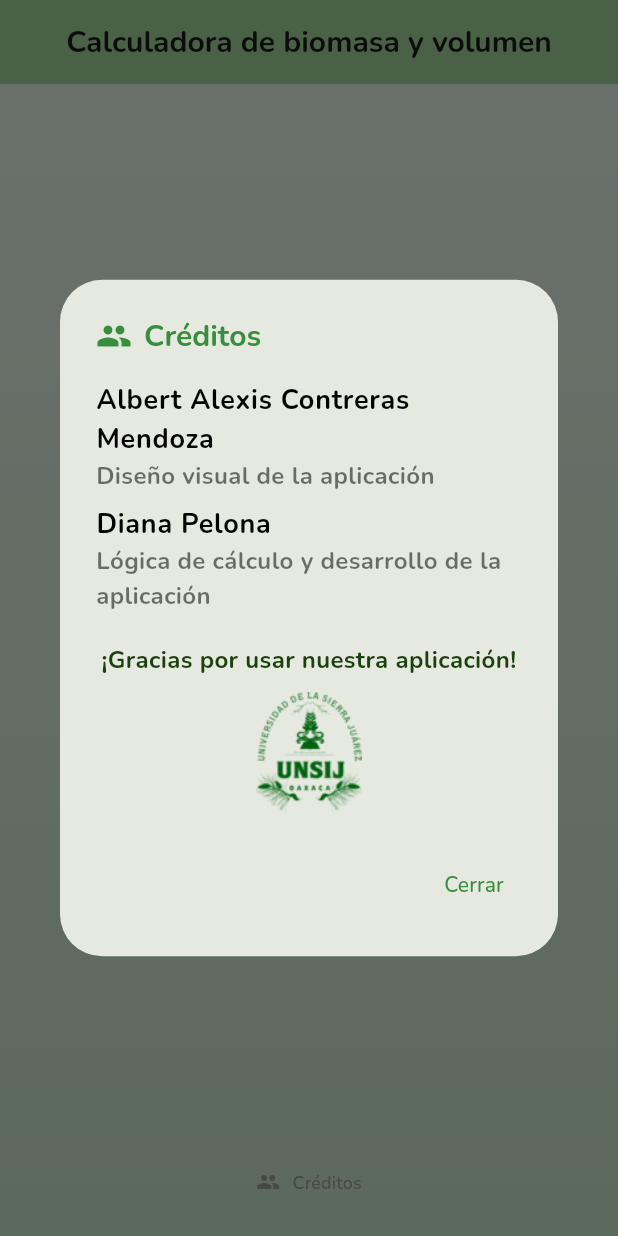
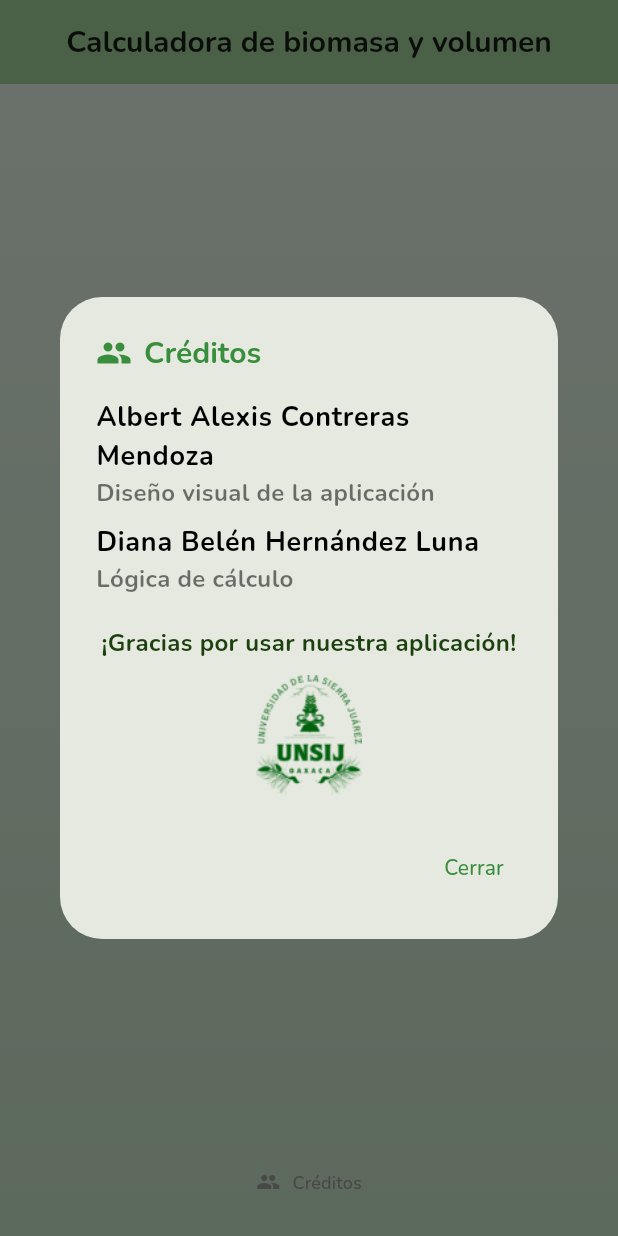
Before and after one commit to albertholto0/Calculadora-biomasa, a Flutter app: the screen it shows after launch, after a tap on "Créditos", on a phone screen of 412 x 824 dp. Run offline on Flutter 3.47's test engine with Material 3 defaults, Android fonts, the phone set to English and light mode, and no system bars; our stand-ins replace google_fonts.

Commit message:
Se cambió el nombre de Diana Pelona

```diff
--- a/calculadora_biomasa/lib/widget/alerts.dart
+++ b/calculadora_biomasa/lib/widget/alerts.dart
@@ -89,7 +89,7 @@ Future<dynamic> showCredits(BuildContext context) {
           ),
           SizedBox(height: 8),
           Text(
-            'Diana Pelona',
+            'Diana Belén Hernández Luna',
             style: TextStyle(
               color: Colors.black,
               fontSize: 18,
@@ -98,7 +98,7 @@ Future<dynamic> showCredits(BuildContext context) {
             ),
           ),
           Text(
-            'Lógica de cálculo y desarrollo de la aplicación',
+            'Lógica de cálculo',
             style: TextStyle(color: Colors.black54, fontSize: 16),
           ),
           SizedBox(height: 20),
```
